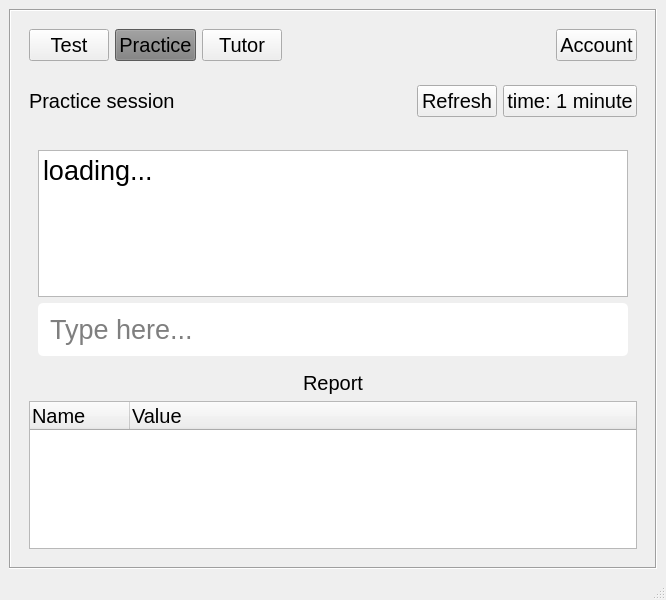
The window that ui/practice.ui (Prakash5209/typing_tutor) describes before a commit, drawn with Qt 5.
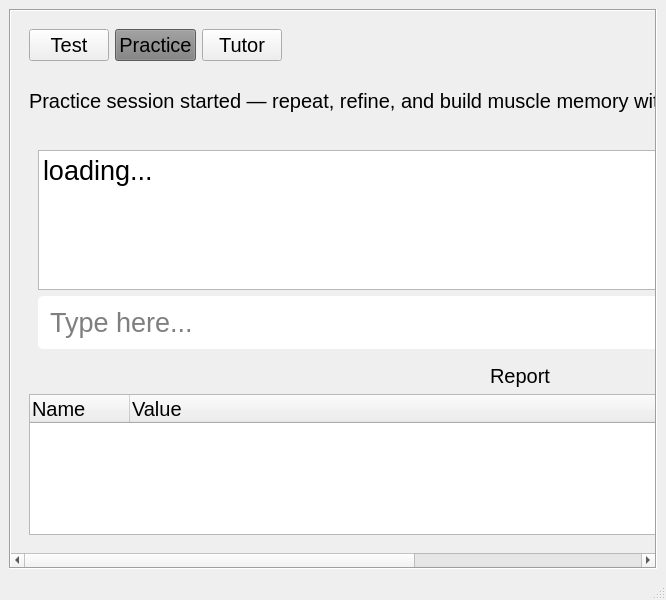
The same window after the commit.

The edit to the form file:
```diff
--- a/ui/practice.ui
+++ b/ui/practice.ui
@@ -170,7 +170,7 @@
               <string notr="true"/>
              </property>
              <property name="text">
-              <string>Practice session</string>
+              <string>Practice session started — repeat, refine, and build muscle memory with every word.</string>
              </property>
             </widget>
            </item>
@@ -218,7 +218,7 @@
               <string notr="true"/>
              </property>
              <property name="text">
-              <string>time: 1 minute</string>
+              <string>Time: 1 minute</string>
              </property>
             </widget>
            </item>
```
